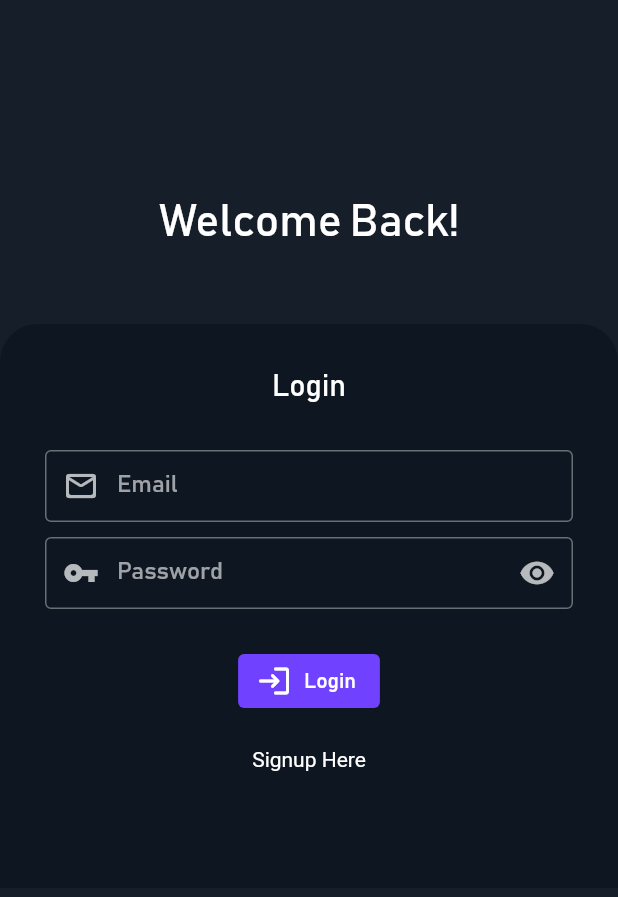
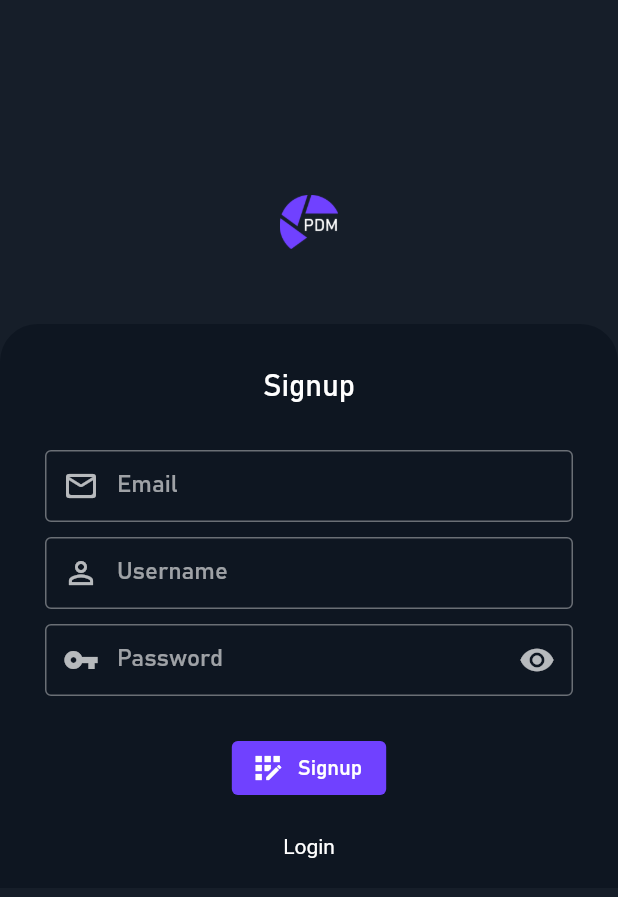
Before and after one commit to Ardiankls/pdm_app, a Flutter app: the Signup screen opened directly, on a phone screen of 412 x 824 dp. Shown: the top 897 px of the screen. Run offline on Flutter 3.47's test engine with Material 2 defaults, Android fonts, the phone set to English and light mode, and no system bars; our stand-ins replace email_validator, fluttertoast; statements that could not run were skipped.

Commit message:
Update signup.dart

```diff
--- a/lib/ui/pages/signup.dart
+++ b/lib/ui/pages/signup.dart
@@ -1,6 +1,7 @@
 part of 'pages.dart';
 
 class Signup extends StatefulWidget {
+  static const String routeName = "/signup";
   @override
   _SignupState createState() => _SignupState();
 }
@@ -22,9 +23,9 @@ class _SignupState extends State<Signup> {
         child: Container(
           margin: const EdgeInsets.only(top: 130.0),
           child: Column(children: [
-            Text(
-              'Welcome Back!',
-              style: TextStyle(fontSize: 30, fontStyle: FontStyle.normal),
+            Image.asset(
+              "assets/images/PDMLogo.png",
+              height: 36,
             ),
             SizedBox(
               height: 50,
@@ -43,7 +44,7 @@ class _SignupState extends State<Signup> {
                     Container(
                       margin: const EdgeInsets.only(top: 30.0, bottom: 30.0),
                       child: Text(
-                        'Login',
+                        'Signup',
                         style: TextStyle(
                             fontWeight: FontWeight.normal, fontSize: 20),
                       ),
@@ -62,6 +63,36 @@ class _SignupState extends State<Signup> {
                                     new EdgeInsets.symmetric(vertical: 1.0),
                                 labelText: "Email",
                                 prefixIcon: Icon(Icons.mail_outline_rounded),
+                                border: OutlineInputBorder(),
+                              ),
+                              autovalidateMode:
+                                  AutovalidateMode.onUserInteraction,
+                              validator: (value) {
+                                if (value.isEmpty) {
+                                  return "Please fill the field!";
+                                } else {
+                                  if (!EmailValidator.validate(value)) {
+                                    return "Email isn't valid!";
+                                  } else {
+                                    return null;
+                                  }
+                                }
+                              },
+                            ),
+                          ),
+                          SizedBox(
+                            height: 10,
+                          ),
+                          Padding(
+                            padding: const EdgeInsets.only(right: 30, left: 30),
+                            child: TextFormField(
+                              controller: ctrlEmail,
+                              keyboardType: TextInputType.emailAddress,
+                              decoration: InputDecoration(
+                                contentPadding:
+                                    new EdgeInsets.symmetric(vertical: 1.0),
+                                labelText: "Username",
+                                prefixIcon: Icon(Icons.person_outline),
                                 border: OutlineInputBorder(),
                               ),
                               autovalidateMode:
@@ -125,8 +156,8 @@ class _SignupState extends State<Signup> {
                                     textColor: Colors.white);
                               }
                             },
-                            icon: Icon(Icons.login_rounded),
-                            label: Text("Login"),
+                            icon: Icon(Icons.app_registration),
+                            label: Text("Signup"),
                             style: ElevatedButton.styleFrom(
                               primary: Color(0xFF7041FF),
                               elevation: 0,
@@ -136,9 +167,13 @@ class _SignupState extends State<Signup> {
                             margin: const EdgeInsets.only(top: 20.0),
                             child: RichText(
                                 text: TextSpan(
-                              text: 'Signup Here',
-                              style: TextStyle(color: Colors.white),
-                            )),
+                                    text: 'Login',
+                                    style: TextStyle(color: Colors.white),
+                                    recognizer: TapGestureRecognizer()
+                                      ..onTap = () {
+                                        Navigator.pushReplacementNamed(
+                                            context, Login.routeName);
+                                      })),
                           )
                         ],
                       ),
```
